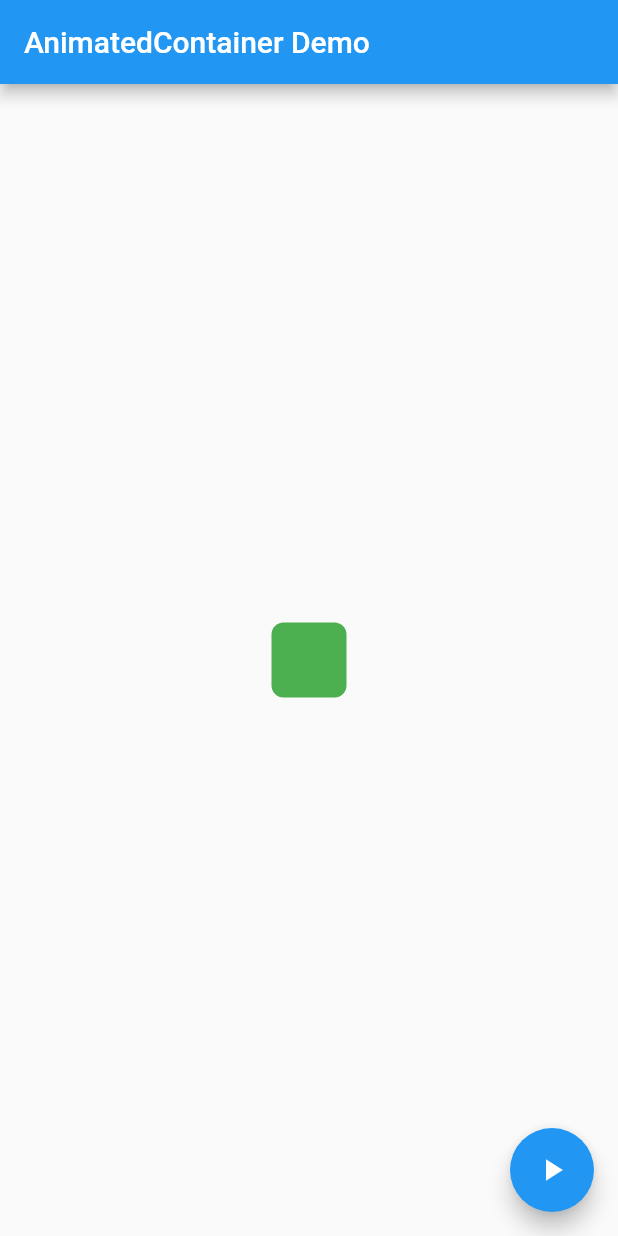
After one commit to Super-Boom/flutter_study, a Flutter app: the screen it shows after launch, after a tap on "属性动画", on a phone screen of 412 x 824 dp. The commit adds this screen. Run offline on Flutter 3.47's test engine with Material 2 defaults, Android fonts, the phone set to English and light mode, and no system bars; network calls fail.

Commit message:
添加属性动画

```diff
--- /dev/null
+++ b/lib/animatePropertiesOfAContainer.dart
@@ -0,0 +1,57 @@
+// 对容器的属性进行动画处理
+// 1，用默认属性创建一个 StatefulWidget
+// 2，使用属性创建一个AnimatedContainer
+// 3，通过重建属性来执行动画
+import 'dart:math';
+import 'package:flutter/material.dart';
+import 'package:flutter/cupertino.dart';
+
+class AnimatedContainerApp extends StatefulWidget {
+  _MyState createState() => _MyState();
+}
+
+class _MyState extends State<AnimatedContainerApp> {
+  double _width = 50;
+  double _height = 50;
+  Color _color = Colors.green;
+  BorderRadiusGeometry _borderRadius = BorderRadius.circular(8);
+
+  @override
+  Widget build(BuildContext context) {
+    return MaterialApp(
+      home: Scaffold(
+        appBar: AppBar(
+          title: Text('AnimatedContainer Demo'),
+        ),
+        body: Center(
+          child: AnimatedContainer(
+            width: _width,
+            height: _height,
+            decoration:
+                BoxDecoration(color: _color, borderRadius: _borderRadius),
+            duration: Duration(seconds: 1),
+            curve: Curves.fastOutSlowIn,
+          ),
+        ),
+        floatingActionButton: FloatingActionButton(
+          child: Icon(Icons.play_arrow),
+          onPressed: (){
+            setState(() {
+              final random = Random();
+              _width = random.nextInt(300).toDouble();
+              _height = random.nextInt(300).toDouble();
+              _color = Color.fromRGBO(
+                random.nextInt(256),
+                random.nextInt(256),
+                random.nextInt(256),
+                1,
+              );
+               _borderRadius =
+                  BorderRadius.circular(random.nextInt(100).toDouble());
+            });
+          },
+        ),
+      ),
+    );
+  }
+}
--- a/lib/list.dart
+++ b/lib/list.dart
@@ -2,6 +2,7 @@ import 'package:flutter/material.dart';
 import 'package:flutter_study/animateTest.dart';
 import 'package:flutter_study/navigatePageByName.dart';
 import 'package:flutter_study/PhysicsCardDragDemo.dart';
+import 'package:flutter_study/animatePropertiesOfAContainer.dart';
 
 class MainPage extends StatelessWidget {
   @override
@@ -53,6 +54,14 @@ class ListPage extends StatelessWidget {
               Navigator.push(context,
                   MaterialPageRoute(builder: (context) => PhysicsCardDragDemoPage()));
             },
+          ),
+          ListTile(
+            leading: Icon(Icons.beach_access),
+            title: Text('属性动画'),
+            onTap: (){
+              Navigator.push(context,
+                  MaterialPageRoute(builder: (context) => AnimatedContainerApp()));
+            },
           )
         ],
       ),
```
